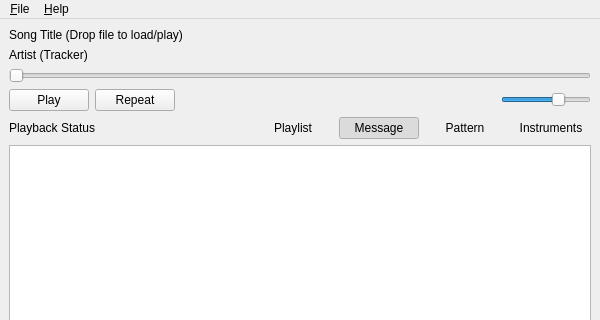
Before: the Qt Designer form widget/mainwindow.ui in BLumia/pineapple-tracker-player, drawn with Qt 5; both pictures show x 0 to 600 and y 0 to 320 of the 600 by 500 pixel window.
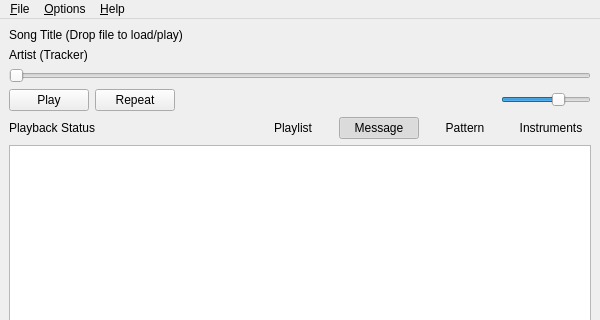
After: the same form once the commit is applied. Icons and pictures are not drawn. Custom widgets are drawn as their Qt base class.

What changed in the file:
```diff
--- a/widget/mainwindow.ui
+++ b/widget/mainwindow.ui
@@ -307,7 +307,14 @@
     </property>
     <addaction name="actionAbout"/>
    </widget>
+   <widget class="QMenu" name="menu_Options">
+    <property name="title">
+     <string>&amp;Options</string>
+    </property>
+    <addaction name="actionSetTheme"/>
+   </widget>
    <addaction name="menuFile"/>
+   <addaction name="menu_Options"/>
    <addaction name="menu_Help"/>
   </widget>
   <action name="actionOpen">
```
Left out of the diff: 13 changed lines with no effect on the pictures.
